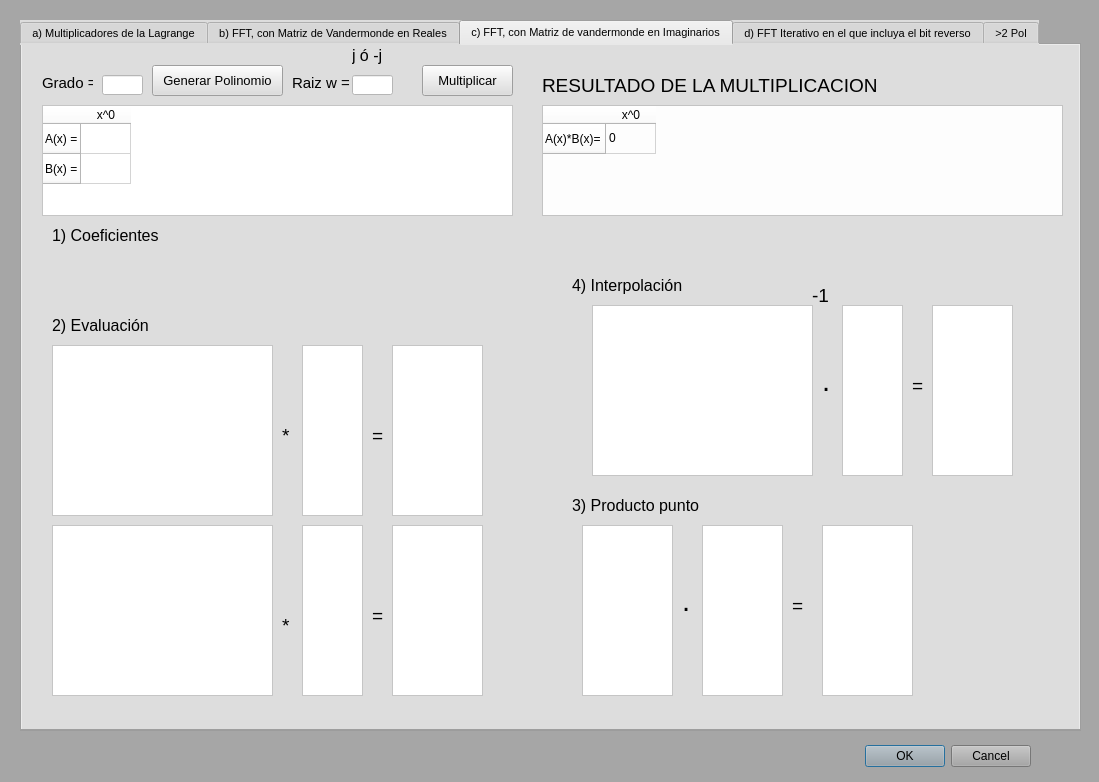
Before: the Qt Designer form formulario/formu.ui in vanesa1221/MultiplicacionPolinomios, drawn with Qt 5.
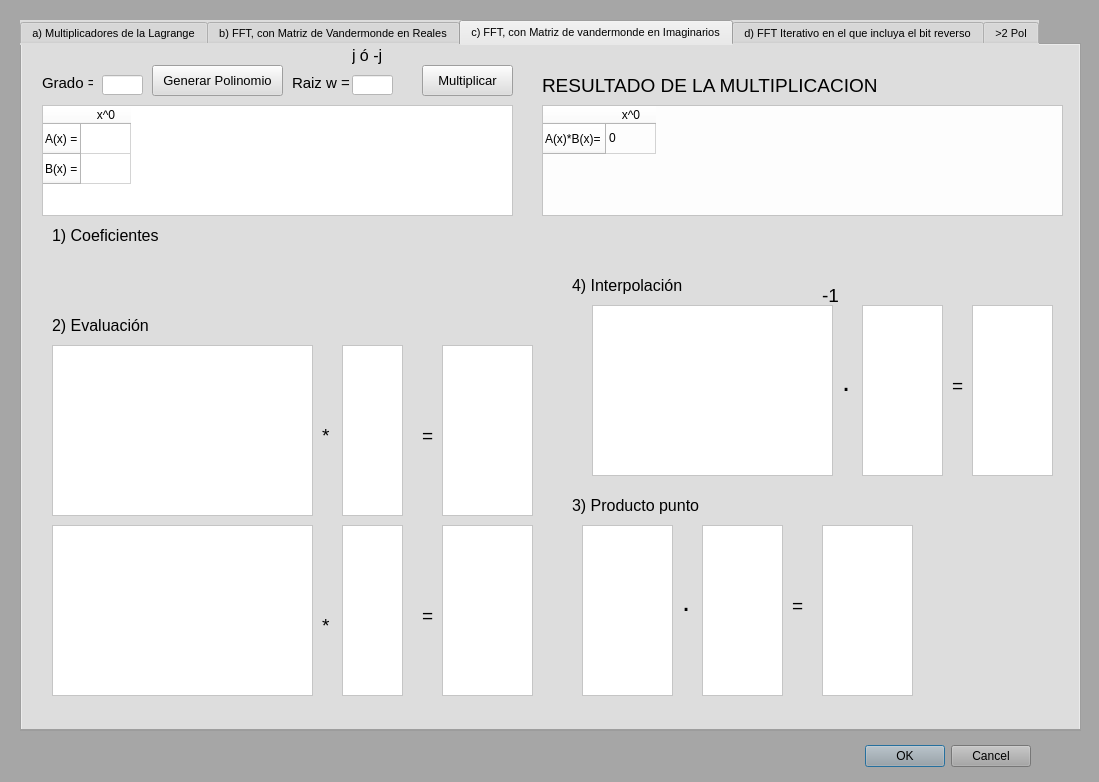
After: the same form once the commit is applied. The open tabs and pages were chosen to show the change.

Commit message: vFinal_Exposicion

Patch:
```diff
--- a/formulario/formu.ui
+++ b/formulario/formu.ui
@@ -1028,7 +1028,7 @@
      <property name="geometry">
       <rect>
        <x>40</x>
-       <y>230</y>
+       <y>240</y>
        <width>281</width>
        <height>20</height>
       </rect>
@@ -1138,7 +1138,7 @@
     <widget class="QLabel" name="lblResultadoMatriz_42">
      <property name="geometry">
       <rect>
-       <x>260</x>
+       <x>300</x>
        <y>380</y>
        <width>16</width>
        <height>20</height>
@@ -1156,7 +1156,7 @@
     <widget class="QTableWidget" name="tablaVectorMA_5">
      <property name="geometry">
       <rect>
-       <x>370</x>
+       <x>420</x>
        <y>300</y>
        <width>91</width>
        <height>171</height>
@@ -1178,7 +1178,7 @@
     <widget class="QTableWidget" name="tablaVectorMB_5">
      <property name="geometry">
       <rect>
-       <x>370</x>
+       <x>420</x>
        <y>480</y>
        <width>91</width>
        <height>171</height>
@@ -1200,7 +1200,7 @@
     <widget class="QTableWidget" name="tablaVectorA_3">
      <property name="geometry">
       <rect>
-       <x>280</x>
+       <x>320</x>
        <y>300</y>
        <width>61</width>
        <height>171</height>
@@ -1240,7 +1240,7 @@
     <widget class="QLabel" name="lblResultadoMatriz_44">
      <property name="geometry">
       <rect>
-       <x>350</x>
+       <x>400</x>
        <y>560</y>
        <width>16</width>
        <height>20</height>
@@ -1260,7 +1260,7 @@
       <rect>
        <x>30</x>
        <y>300</y>
-       <width>221</width>
+       <width>261</width>
        <height>171</height>
       </rect>
      </property>
@@ -1271,7 +1271,7 @@
       <bool>false</bool>
      </attribute>
      <attribute name="horizontalHeaderDefaultSectionSize">
-      <number>50</number>
+      <number>70</number>
      </attribute>
      <attribute name="verticalHeaderVisible">
       <bool>false</bool>
@@ -1280,7 +1280,7 @@
     <widget class="QTableWidget" name="tablaVectorB_3">
      <property name="geometry">
       <rect>
-       <x>280</x>
+       <x>320</x>
        <y>480</y>
        <width>61</width>
        <height>171</height>
@@ -1302,7 +1302,7 @@
     <widget class="QLabel" name="lblResultadoMatriz_45">
      <property name="geometry">
       <rect>
-       <x>350</x>
+       <x>400</x>
        <y>380</y>
        <width>16</width>
        <height>20</height>
@@ -1320,7 +1320,7 @@
     <widget class="QLabel" name="lblResultadoMatriz_46">
      <property name="geometry">
       <rect>
-       <x>260</x>
+       <x>300</x>
        <y>570</y>
        <width>16</width>
        <height>20</height>
@@ -1340,7 +1340,7 @@
       <rect>
        <x>30</x>
        <y>480</y>
-       <width>221</width>
+       <width>261</width>
        <height>171</height>
       </rect>
      </property>
@@ -1351,7 +1351,7 @@
       <bool>false</bool>
      </attribute>
      <attribute name="horizontalHeaderDefaultSectionSize">
-      <number>50</number>
+      <number>70</number>
      </attribute>
      <attribute name="verticalHeaderVisible">
       <bool>false</bool>
@@ -1480,9 +1480,9 @@
     <widget class="QTableWidget" name="tablaProductoPunto_6">
      <property name="geometry">
       <rect>
-       <x>820</x>
+       <x>840</x>
        <y>260</y>
-       <width>61</width>
+       <width>81</width>
        <height>171</height>
       </rect>
      </property>
@@ -1493,7 +1493,7 @@
       <bool>false</bool>
      </attribute>
      <attribute name="horizontalHeaderDefaultSectionSize">
-      <number>50</number>
+      <number>70</number>
      </attribute>
      <attribute name="verticalHeaderVisible">
       <bool>false</bool>
@@ -1502,7 +1502,7 @@
     <widget class="QLabel" name="lblResultadoMatriz_50">
      <property name="geometry">
       <rect>
-       <x>800</x>
+       <x>820</x>
        <y>320</y>
        <width>16</width>
        <height>31</height>
@@ -1522,7 +1522,7 @@
       <rect>
        <x>570</x>
        <y>260</y>
-       <width>221</width>
+       <width>241</width>
        <height>171</height>
       </rect>
      </property>
@@ -1533,7 +1533,7 @@
       <bool>false</bool>
      </attribute>
      <attribute name="horizontalHeaderDefaultSectionSize">
-      <number>50</number>
+      <number>70</number>
      </attribute>
      <attribute name="verticalHeaderVisible">
       <bool>false</bool>
@@ -1560,7 +1560,7 @@
     <widget class="QLabel" name="lblResultadoMatriz_52">
      <property name="geometry">
       <rect>
-       <x>790</x>
+       <x>800</x>
        <y>240</y>
        <width>121</width>
        <height>20</height>
@@ -1578,7 +1578,7 @@
     <widget class="QLabel" name="lblResultadoMatriz_53">
      <property name="geometry">
       <rect>
-       <x>890</x>
+       <x>930</x>
        <y>330</y>
        <width>16</width>
        <height>20</height>
@@ -1596,7 +1596,7 @@
     <widget class="QTableWidget" name="TablaColResultado_3">
      <property name="geometry">
       <rect>
-       <x>910</x>
+       <x>950</x>
        <y>260</y>
        <width>81</width>
        <height>171</height>
```
Left out of the diff: 16 changed lines with no effect on the pictures. The commit also changes 1 other file.
